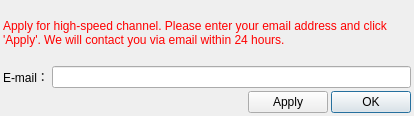
robert6757/chinese-ai-assistant, file setting_dialog.ui: the form before one commit.
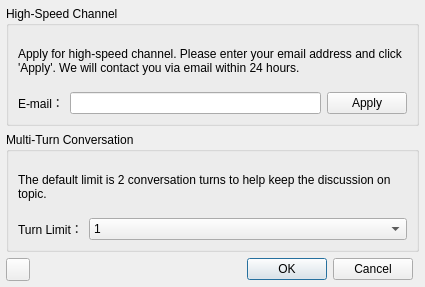
The form after the commit. Icons and pictures are not drawn.

Commit message: support multi-turn conversation. add QGIS basic information into the chat.

The edit to the form file:
```diff
--- a/setting_dialog.ui
+++ b/setting_dialog.ui
@@ -6,77 +6,103 @@
    <rect>
     <x>0</x>
     <y>0</y>
-    <width>414</width>
-    <height>116</height>
+    <width>425</width>
+    <height>287</height>
    </rect>
   </property>
   <property name="windowTitle">
    <string>Chinese AI Assistant Setting</string>
   </property>
-  <layout class="QGridLayout" name="gridLayout">
+  <layout class="QGridLayout" name="gridLayout_4">
    <property name="leftMargin">
-    <number>3</number>
+    <number>6</number>
    </property>
    <property name="topMargin">
-    <number>3</number>
+    <number>6</number>
    </property>
    <property name="rightMargin">
-    <number>3</number>
+    <number>6</number>
    </property>
    <property name="bottomMargin">
-    <number>3</number>
+    <number>6</number>
    </property>
-   <property name="spacing">
-    <number>3</number>
+   <property name="verticalSpacing">
+    <number>6</number>
    </property>
-   <item row="0" column="0">
-    <widget class="QLabel" name="label_2">
-     <property name="sizePolicy">
-      <sizepolicy hsizetype="Preferred" vsizetype="Expanding">
-       <horstretch>0</horstretch>
-       <verstretch>0</verstretch>
-      </sizepolicy>
-     </property>
-     <property name="styleSheet">
-      <string notr="true">color: rgb(255, 0, 0);</string>
-     </property>
+   <item row="2" column="3">
+    <widget class="QPushButton" name="btnCancel">
      <property name="text">
-      <string>Apply for high-speed channel. Please enter your email address and click 'Apply'. We will contact you via email within 24 hours. </string>
+      <string>Cancel</string>
      </property>
-     <property name="wordWrap">
+     <property name="default">
       <bool>true</bool>
      </property>
     </widget>
    </item>
-   <item row="1" column="0">
-    <layout class="QHBoxLayout" name="horizontalLayout_2">
-     <item>
-      <widget class="QLabel" name="label">
-       <property name="text">
-        <string>E-mail：</string>
-       </property>
-      </widget>
-     </item>
-     <item>
-      <widget class="QLineEdit" name="lineEdit"/>
-     </item>
-    </layout>
-   </item>
-   <item row="2" column="0">
-    <layout class="QHBoxLayout" name="horizontalLayout">
-     <item>
+   <item row="2" column="1">
       <spacer name="horizontalSpacer">
        <property name="orientation">
         <enum>Qt::Horizontal</enum>
        </property>
        <property name="sizeHint" stdset="0">
         <size>
-         <width>238</width>
+       <width>329</width>
          <height>20</height>
         </size>
        </property>
       </spacer>
      </item>
+   <item row="2" column="0">
+    <widget class="QToolButton" name="btnHelp">
+     <property name="toolTip">
+      <string>Get Help</string>
+     </property>
+     <property name="text">
+      <string/>
+     </property>
+     <property name="icon">
+      <iconset resource="resources.qrc">
+       <normaloff>:/plugins/chinese_ai_assistant/image/help.svg</normaloff>:/plugins/chinese_ai_assistant/image/help.svg</iconset>
+     </property>
+    </widget>
+   </item>
+   <item row="0" column="0" colspan="5">
+    <widget class="QGroupBox" name="groupBox">
+     <property name="title">
+      <string>High-Speed Channel</string>
+     </property>
+     <layout class="QGridLayout" name="gridLayout_2">
+      <item row="0" column="0">
+       <widget class="QLabel" name="label_2">
+        <property name="sizePolicy">
+         <sizepolicy hsizetype="Preferred" vsizetype="Preferred">
+          <horstretch>0</horstretch>
+          <verstretch>0</verstretch>
+         </sizepolicy>
+        </property>
+        <property name="styleSheet">
+         <string notr="true"/>
+        </property>
+        <property name="text">
+         <string>Apply for high-speed channel. Please enter your email address and click 'Apply'. We will contact you via email within 24 hours. </string>
+        </property>
+        <property name="wordWrap">
+         <bool>true</bool>
+        </property>
+       </widget>
+      </item>
+      <item row="1" column="0">
+       <layout class="QHBoxLayout" name="horizontalLayout_2">
+        <item>
+         <widget class="QLabel" name="label">
+          <property name="text">
+           <string>E-mail：</string>
+          </property>
+         </widget>
+        </item>
+        <item>
+         <widget class="QLineEdit" name="lineEdit"/>
+        </item>
      <item>
       <widget class="QPushButton" name="btnApply">
        <property name="text">
@@ -84,7 +110,70 @@
        </property>
       </widget>
      </item>
+       </layout>
+      </item>
+     </layout>
+    </widget>
+   </item>
+   <item row="1" column="0" colspan="5">
+    <widget class="QGroupBox" name="groupBox_2">
+     <property name="title">
+      <string>Multi-Turn Conversation</string>
+     </property>
+     <layout class="QGridLayout" name="gridLayout_3">
+      <property name="topMargin">
+       <number>9</number>
+      </property>
+      <item row="0" column="0">
+       <widget class="QLabel" name="label_4">
+        <property name="text">
+         <string>The default limit is 2 conversation turns to help keep the discussion on topic.</string>
+        </property>
+        <property name="wordWrap">
+         <bool>true</bool>
+        </property>
+       </widget>
+      </item>
+      <item row="1" column="0">
+       <layout class="QGridLayout" name="gridLayout">
+        <item row="0" column="0">
+         <widget class="QLabel" name="label_3">
+          <property name="text">
+           <string>Turn Limit：</string>
+          </property>
+         </widget>
+        </item>
+        <item row="0" column="1">
+         <widget class="QComboBox" name="cbChatTurn">
+          <property name="sizePolicy">
+           <sizepolicy hsizetype="Expanding" vsizetype="Fixed">
+            <horstretch>0</horstretch>
+            <verstretch>0</verstretch>
+           </sizepolicy>
+          </property>
      <item>
+           <property name="text">
+            <string>1</string>
+           </property>
+          </item>
+          <item>
+           <property name="text">
+            <string>2</string>
+           </property>
+          </item>
+          <item>
+           <property name="text">
+            <string>3</string>
+           </property>
+          </item>
+         </widget>
+        </item>
+       </layout>
+      </item>
+     </layout>
+    </widget>
+   </item>
+   <item row="2" column="2">
       <widget class="QPushButton" name="btnOK">
        <property name="text">
         <string>OK</string>
@@ -95,8 +184,6 @@
       </widget>
      </item>
     </layout>
-   </item>
-  </layout>
  </widget>
  <resources/>
  <connections/>
```
Left out of the diff: 4 changed lines with no effect on the pictures. Lines whose indentation alone changed are shown as unchanged. The commit also changes 7 other files.
